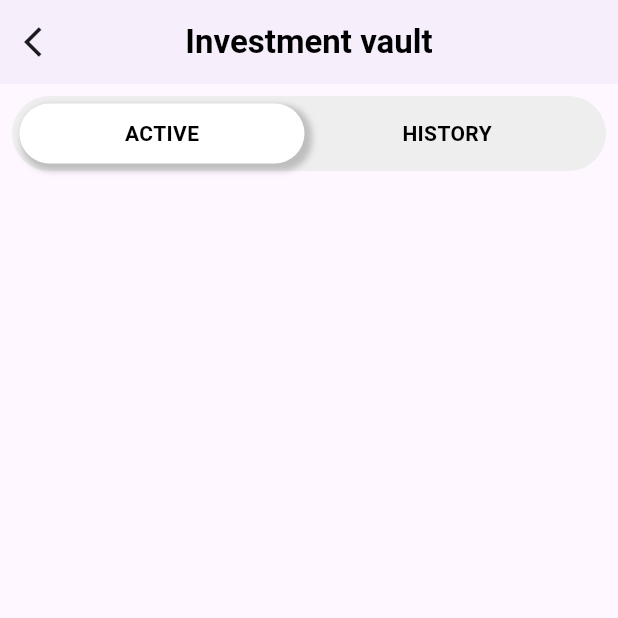
After one commit to itsjasonagyeman/achieve_clone, a Flutter app: the screen it shows after launch, after a tap on "Total Flexible", on a phone screen of 412 x 824 dp, the top half of it. The commit adds this screen. Run offline on Flutter 3.47's test engine with Material 3 defaults, Android fonts, the phone set to English and light mode, and no system bars.

Commit message:
Made Tab change

```diff
--- a/lib/main.dart
+++ b/lib/main.dart
@@ -3,6 +3,7 @@ import 'package:achieve_clone/pages/homepage.dart';
 import 'package:achieve_clone/pages/more_page.dart';
 import 'package:achieve_clone/pages/profile_page.dart';
 import 'package:flutter/material.dart';
+import 'package:provider/provider.dart';
 
 void main() {
   runApp(const MyApp());
--- /dev/null
+++ b/lib/pages/Navigate from homepage/Investment_vault.dart
@@ -0,0 +1,35 @@
+import 'package:achieve_clone/pages/Navigate%20from%20homepage/Investment_vault_components/tab_Switch.dart';
+import 'package:flutter/material.dart';
+
+class InvestmentVault extends StatefulWidget {
+  const InvestmentVault({super.key});
+
+  @override
+  State<InvestmentVault> createState() => _InvestmentVaultState();
+}
+
+class _InvestmentVaultState extends State<InvestmentVault> {
+  @override
+  Widget build(BuildContext context) {
+
+
+    return SafeArea(
+      child: Scaffold(
+        appBar: AppBar(
+          title: Text('Investment vault', style: TextStyle(color: Colors.black, fontWeight: FontWeight.bold),),
+          leading: IconButton(onPressed: (){Navigator.pop(context);}, icon: Icon(Icons.arrow_back_ios),),
+          centerTitle: true,
+          elevation: 1,
+        ),
+        body: Padding(
+          padding: const EdgeInsets.all(8.0),
+          child: Column(
+            children: [
+                TabSwitch(),
+            ],
+          ),
+        ),
+      ),
+    );
+  }
+}
--- /dev/null
+++ b/lib/pages/Navigate from homepage/Investment_vault_components/tab_Switch.dart
@@ -0,0 +1,97 @@
+import 'package:flutter/material.dart';
+
+class TabSwitch extends StatefulWidget {
+  const TabSwitch({super.key});
+
+  @override
+  State<TabSwitch> createState() => _TabSwitchState();
+}
+
+class _TabSwitchState extends State<TabSwitch> {
+  bool activeTab = true; // Tracks the active tab state
+
+  @override
+  Widget build(BuildContext context) {
+    double screenWidth = MediaQuery.of(context).size.width;
+
+    return Container(
+      height: 50,
+      width: double.infinity,
+      decoration: BoxDecoration(
+        color: Colors.grey[200],
+        borderRadius: BorderRadius.circular(30),
+      ),
+      child: Row(
+        mainAxisAlignment: MainAxisAlignment.start,
+        crossAxisAlignment: CrossAxisAlignment.center,
+        children: [
+          const SizedBox(width: 5),
+          GestureDetector(
+            onTap: () {
+              setState(() {
+                activeTab = true; // Switch to "ACTIVE" tab
+              });
+            },
+            child: Container(
+              height: 40,
+              width: screenWidth / 2 - 16,
+              decoration: BoxDecoration(
+                color: activeTab ? Colors.white : Colors.transparent,
+                borderRadius: BorderRadius.circular(20),
+                boxShadow: activeTab
+                    ? [
+                        BoxShadow(
+                          spreadRadius: 2,
+                          blurRadius: 3,
+                          offset: const Offset(3, 3),
+                          color: Colors.black.withOpacity(0.2),
+                        )
+                      ]
+                    : [],
+              ),
+              child: const Center(
+                child: Text(
+                  'ACTIVE',
+                  style: TextStyle(
+                      color: Colors.black, fontWeight: FontWeight.w600),
+                ),
+              ),
+            ),
+          ),
+          GestureDetector(
+            onTap: () {
+              setState(() {
+                activeTab = false; // Switch to "HISTORY" tab
+              });
+            },
+            child: Container(
+              height: 40,
+              width: screenWidth / 2 - 16,
+              decoration: BoxDecoration(
+                color: !activeTab ? Colors.white : Colors.transparent,
+                borderRadius: BorderRadius.circular(20),
+                boxShadow: !activeTab
+                    ? [
+                        BoxShadow(
+                          spreadRadius: 2,
+                          blurRadius: 3,
+                          offset: const Offset(3, 3),
+                          color: Colors.black.withOpacity(0.2),
+                        )
+                      ]
+                    : [],
+              ),
+              child: const Center(
+                child: Text(
+                  'HISTORY',
+                  style: TextStyle(
+                      color: Colors.black, fontWeight: FontWeight.w600),
+                ),
+              ),
+            ),
+          ),
+        ],
+      ),
+    );
+  }
+}
--- a/lib/pages/homepage.dart
+++ b/lib/pages/homepage.dart
@@ -1,4 +1,5 @@
 import 'package:achieve_clone/general_components/custom_app_bar.dart';
+import 'package:achieve_clone/pages/Navigate%20from%20homepage/Investment_vault.dart';
 import 'package:flutter/material.dart';
 
 class Homepage extends StatefulWidget {
@@ -26,7 +27,11 @@ class _HomepageState extends State<Homepage> {
                   style: TextStyle(fontWeight: FontWeight.w600, fontSize: 25),
                 ),
                 const SizedBox(height: 10),
-                Container(
+                GestureDetector(
+                  onTap: (){
+                    Navigator.push(context, MaterialPageRoute(builder: (context)=>const InvestmentVault()));
+                  },
+                  child: Container(
                     // Investment balance
                     height: 180,
                     width: double.infinity,
@@ -69,6 +74,7 @@ class _HomepageState extends State<Homepage> {
                                 fontSize: 20),
                           )
                         ],
+                      ),
                     ),
                   ),
                 ),
--- a/pubspec.yaml
+++ b/pubspec.yaml
@@ -30,6 +30,7 @@ environment:
 dependencies:
   flutter:
     sdk: flutter
+  provider: ^6.1.2
 
 
   # The following adds the Cupertino Icons font to your application.
```
Also changed, not shown: pubspec.lock. Lines whose indentation alone changed are shown as unchanged.
